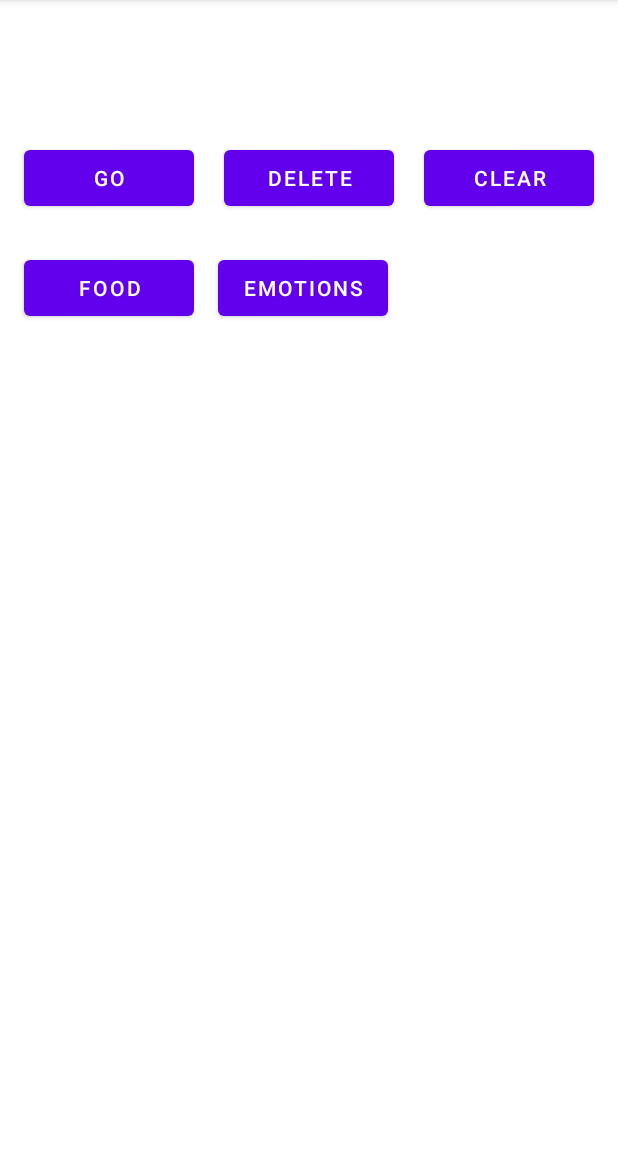
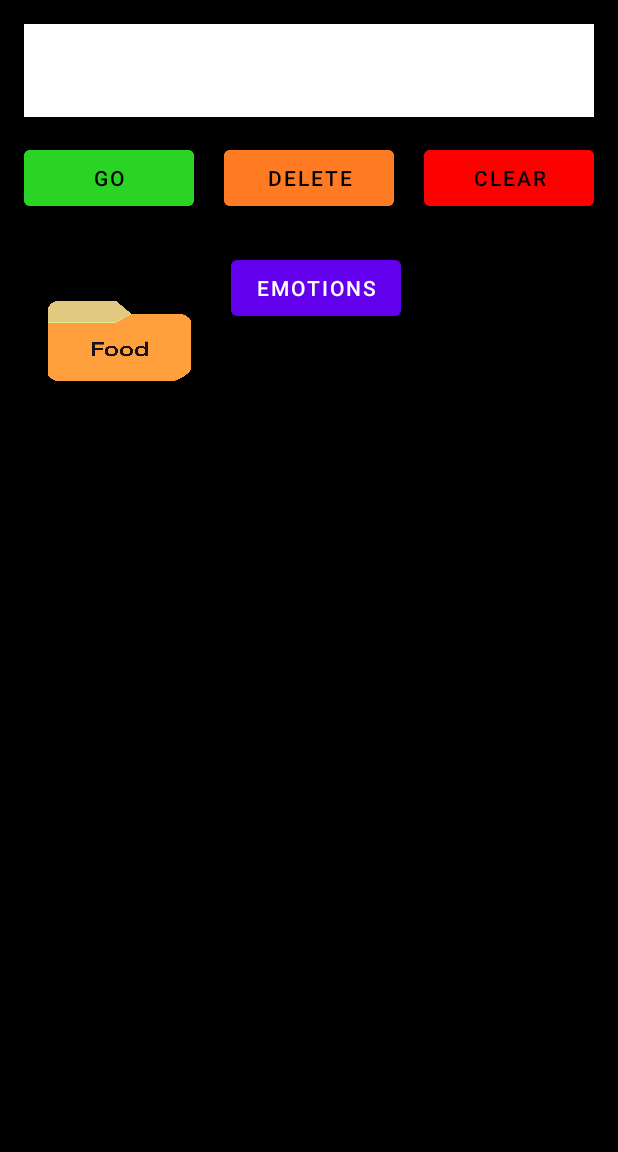
Before and after one commit to alliburgan/VocalRepos, an Android app: the screen it shows after launch (MainActivity), on a phone screen of 412 x 824 dp, the part 84-1236 px from its top. Run offline under Robolectric (Android 15) with nearby library versions, the phone set to English and light mode, and no system bars.

Commit message:
Added food folder

```diff
--- a/app/src/main/res/layout/activity_food.xml
+++ b/app/src/main/res/layout/activity_food.xml
@@ -5,6 +5,7 @@
     android:id="@+id/btnChips"
     android:layout_width="match_parent"
     android:layout_height="match_parent"
+    android:background="#9E9E9E"
     tools:context=".FoodActivity">
 
     <TextView
@@ -14,6 +15,7 @@
         android:layout_marginStart="16dp"
         android:layout_marginTop="16dp"
         android:layout_marginEnd="16dp"
+        android:background="#FFFFFF"
         android:text=""
         app:layout_constraintEnd_toStartOf="@+id/btnDelete"
         app:layout_constraintStart_toStartOf="parent"
@@ -55,6 +57,8 @@
         android:layout_width="71dp"
         android:layout_height="40dp"
         android:layout_marginEnd="16dp"
+        android:paddingRight="5dp"
+        android:paddingLeft="5dp"
         android:onClick="delete"
         android:text="@string/Delete"
         app:layout_constraintBottom_toBottomOf="@+id/txtSentence"
@@ -65,6 +69,8 @@
         android:layout_width="72dp"
         android:layout_height="41dp"
         android:layout_marginEnd="16dp"
+        android:paddingRight="5dp"
+        android:paddingLeft="5dp"
         android:onClick="clear"
         android:text="@string/Clear"
         app:layout_constraintBottom_toBottomOf="@+id/btnDelete"
--- a/app/src/main/res/layout/activity_main.xml
+++ b/app/src/main/res/layout/activity_main.xml
@@ -4,6 +4,7 @@
     xmlns:tools="http://schemas.android.com/tools"
     android:layout_width="match_parent"
     android:layout_height="match_parent"
+    android:background="#000000"
     tools:context=".MainActivity">
 
     <TextView
@@ -13,6 +14,7 @@
         android:layout_marginStart="16dp"
         android:layout_marginTop="16dp"
         android:layout_marginEnd="16dp"
+        android:background="#FFFFFF"
         android:text=""
         app:layout_constraintEnd_toEndOf="parent"
         app:layout_constraintStart_toStartOf="parent"
@@ -24,7 +26,9 @@
         android:layout_height="49dp"
         android:layout_marginStart="16dp"
         android:layout_marginTop="16dp"
+        android:backgroundTint="#2AD324"
         android:text="@string/Go"
+        android:textColor="#000000"
         app:layout_constraintStart_toStartOf="parent"
         app:layout_constraintTop_toBottomOf="@+id/txtSentenceFood" />
 
@@ -32,7 +36,9 @@
         android:id="@+id/btnDelete"
         android:layout_width="113dp"
         android:layout_height="49dp"
+        android:backgroundTint="#FF7B23"
         android:text="@string/Delete"
+        android:textColor="#000000"
         app:layout_constraintBottom_toBottomOf="@+id/btnGo"
         app:layout_constraintEnd_toStartOf="@+id/btnClear"
         app:layout_constraintStart_toEndOf="@+id/btnGo" />
@@ -42,16 +48,21 @@
         android:layout_width="113dp"
         android:layout_height="49dp"
         android:layout_marginEnd="16dp"
+        android:backgroundTint="#FD0000"
         android:text="@string/Clear"
+        android:textColor="#000000"
         app:layout_constraintBottom_toBottomOf="@+id/btnDelete"
         app:layout_constraintEnd_toEndOf="parent" />
 
     <Button
         android:id="@+id/btnFood"
-        android:layout_width="113dp"
-        android:layout_height="49dp"
+        android:layout_width="122dp"
+        android:layout_height="97dp"
         android:layout_marginStart="16dp"
         android:layout_marginTop="24dp"
+        android:backgroundTint="#000000"
+        android:foreground="@drawable/foodfolder"
+        android:includeFontPadding="false"
         android:onClick="openFoodKeyboard"
         android:text="@string/Food"
         app:layout_constraintStart_toStartOf="parent"
--- a/build.gradle
+++ b/build.gradle
@@ -5,7 +5,7 @@ buildscript {
         mavenCentral()
     }
     dependencies {
-        classpath "com.android.tools.build:gradle:7.0.3"
+        classpath 'com.android.tools.build:gradle:7.0.4'
         classpath "org.jetbrains.kotlin:kotlin-gradle-plugin:1.5.20"
 
         // NOTE: Do not place your application dependencies here; they belong
```
Also changed, not shown: app/src/main/java/com/allib/vocal/FoodActivity.kt (+1 -6 lines), app/src/main/res/drawable/foodfolder.png (added), app/src/main/res/drawable/pizza.png (added).
